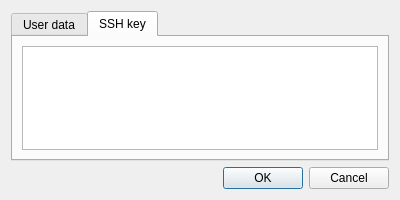
Old version of the form gitraffe/layouts/settings_dialog.ui in the repository pycircle/gitraffe.
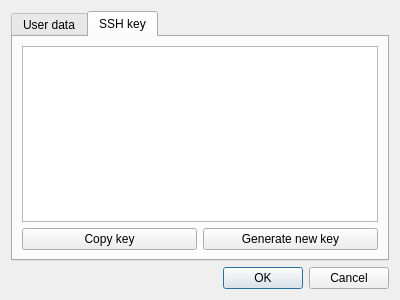
New version of the form. The open tabs and pages were chosen to show the change.

Patch:
```diff
--- a/gitraffe/layouts/settings_dialog.ui
+++ b/gitraffe/layouts/settings_dialog.ui
@@ -7,7 +7,7 @@
     <x>0</x>
     <y>0</y>
     <width>400</width>
-    <height>200</height>
+    <height>300</height>
    </rect>
   </property>
   <property name="windowTitle">
@@ -70,6 +70,24 @@
          </property>
         </widget>
        </item>
+       <item>
+        <layout class="QHBoxLayout" name="horizontalLayout">
+         <item>
+          <widget class="QPushButton" name="copyButton">
+           <property name="text">
+            <string>Copy key</string>
+           </property>
+          </widget>
+         </item>
+         <item>
+          <widget class="QPushButton" name="generateButton">
+           <property name="text">
+            <string>Generate new key</string>
+           </property>
+          </widget>
+         </item>
+        </layout>
+       </item>
       </layout>
      </widget>
     </widget>
```
